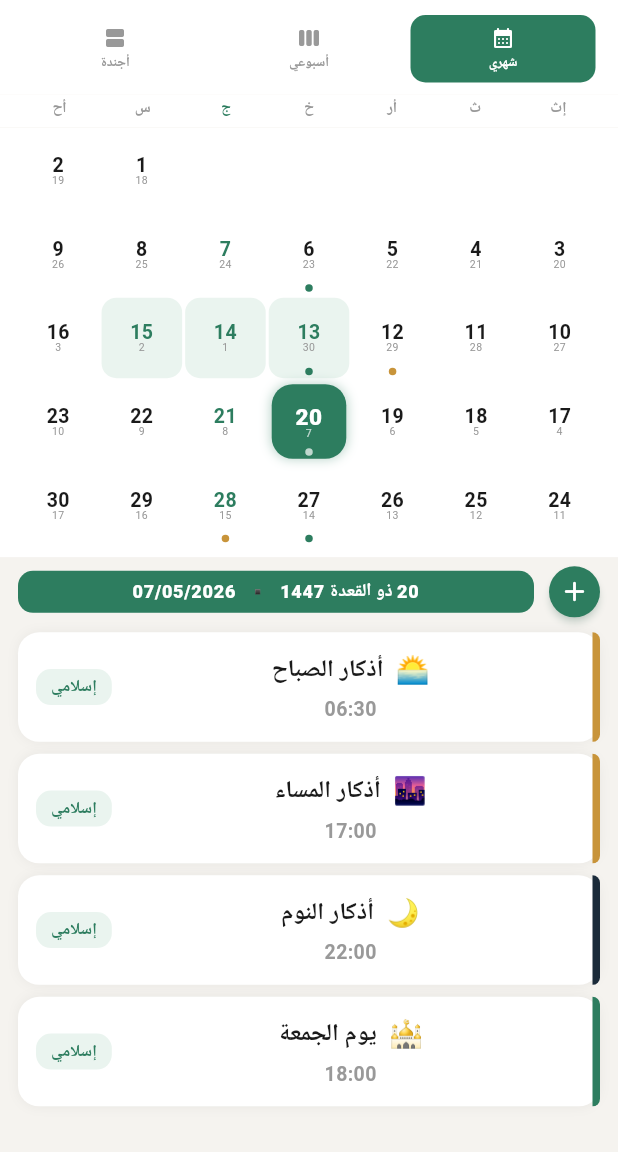
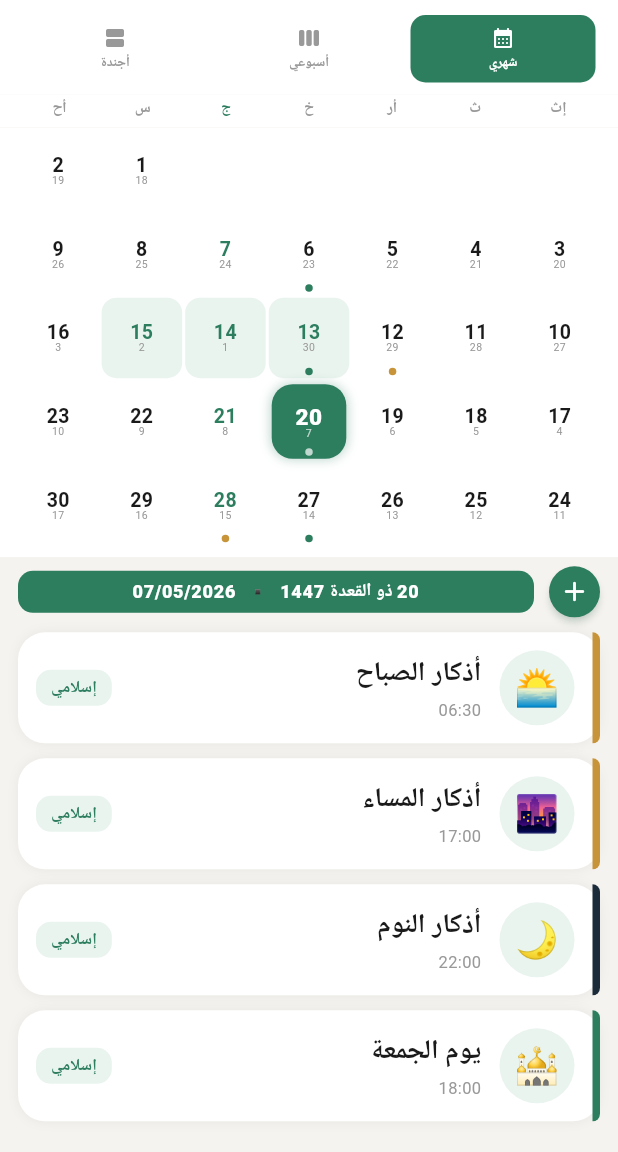
Before and after one commit to ennifimohammed-dotcom/hijri-calandar-8, a Flutter app: the CalendarScreen screen opened directly, on a phone screen of 412 x 824 dp, the part 84-1236 px from its top. Run offline on Flutter 3.47's test engine with Material 3 defaults, Android fonts, the phone set to English and light mode, and no system bars; our stand-ins replace file_picker, flutter_local_notifications, google_fonts, share_plus, shared_preferences, timezone; accounts and stored records are empty; Roboto replaces fonts that are missing (Amiri, Cairo).

Commit message:
Calendar/agenda event cards: premium card design unified with the Islamic events screen
The monthly events list, the weekly day-section events and the
agenda groups all render through _AgendaCard. That widget was
already on the right track (colored bar, title, chip) but did not
quite match the screenshot: the title was Cairo, the emoji floated
inline next to the title, and there was no pale circular icon disc.

Reworked _AgendaCard so every card in the calendar — daily, weekly,
agenda — shares the same premium look as the Islamic events
screen:

  1. Vertical colored leading bar (5 px) at the start edge,
     rounded to match the 18-px card radius.
  2. Pale tinted 50×50 circular emoji disc (background derived
     from the event color: gold→goldPale, red→soft pink,
     blue→bluePale, otherwise greenPale). Falls back to a generic
     emoji (🕌 for Islamic events, 📅 otherwise) when the event
     itself doesn't carry one.
  3. Amiri 18 bold title + Cairo 11 muted time. Title is left-
     aligned (in RTL: right-aligned) and ellipsised on overflow.
  4. Category chip on the trailing edge with the same pale
     background palette and a bold Cairo label.

Card itself: 18-radius rounded box, soft shadow, generous
horizontal/vertical padding around the emoji disc, and 10-px
vertical gap between consecutive cards in both the agenda groups
and the monthly events list (was 8) so the rhythm reads calmer
without piling cards on top of each other.

https://claude.ai/code/session_01SCt5d3yUWrnPkYMz3QEQc9

```diff
--- a/lib/screens/calendar_screen.dart
+++ b/lib/screens/calendar_screen.dart
@@ -666,7 +666,7 @@ class _EventsList extends StatelessWidget {
                     greg = DateTime.now();
                   }
                   return Padding(
-                    padding: const EdgeInsets.only(bottom: 8),
+                    padding: const EdgeInsets.only(bottom: 10),
                     child: _AgendaCard(
                       event: ev,
                       hijri: hijri,
@@ -1569,14 +1569,18 @@ class _AgendaCard extends StatelessWidget {
     return entry[idx];
   }
 
-  Color get _chipBg => event.isIslamic
-      ? AppColors.greenPale
-      : (event.color.value == AppColors.gold.value
-          ? AppColors.goldPale
-          : event.color.value == AppColors.red.value
-              ? const Color(0xFFFDEAEA)
-              : AppColors.bluePale);
-
+  /// Pale-tinted background for the round emoji disc, derived from
+  /// the event color so each card hints at its category at a glance.
+  Color get _iconBg {
+    if (event.isIslamic) return AppColors.greenPale;
+    if (event.color.value == AppColors.gold.value) return AppColors.goldPale;
+    if (event.color.value == AppColors.red.value) return const Color(0xFFFDEAEA);
+    if (event.color.value == AppColors.blue.value) return AppColors.bluePale;
+    if (event.color.value == AppColors.navy.value) return AppColors.bg;
+    return AppColors.greenPale;
+  }
+
+  Color get _chipBg => _iconBg;
   Color get _chipFg => event.isIslamic ? AppColors.green : event.color;
 
   @override
@@ -1592,73 +1596,90 @@ class _AgendaCard extends StatelessWidget {
         p: p,
       ),
       child: Container(
+        // Premium card: rounded 18 radius, soft shadow, generous
+        // breathing room. Same visual language as the Islamic events
+        // screen — colored bar on the start edge, pale circular
+        // emoji disc, calm Amiri title + Cairo time, category chip
+        // on the trailing side.
         decoration: BoxDecoration(
           color: surf,
-          borderRadius: BorderRadius.circular(14),
+          borderRadius: BorderRadius.circular(18),
           boxShadow: [
             BoxShadow(
-                color: Colors.black.withValues(alpha: 0.05), blurRadius: 6),
+              color: Colors.black.withValues(alpha: 0.05),
+              blurRadius: 6,
+            ),
           ],
         ),
         child: IntrinsicHeight(
           child: Row(
             children: [
-              // Leading colored bar — under RTL the start side is the
-              // right edge, which matches the screenshot.
+              // 1. Vertical colored bar — start edge (right in RTL).
               Container(
                 width: 5,
                 decoration: BoxDecoration(
                   color: event.color,
                   borderRadius: const BorderRadiusDirectional.only(
-                    topStart: Radius.circular(14),
-                    bottomStart: Radius.circular(14),
+                    topStart: Radius.circular(18),
+                    bottomStart: Radius.circular(18),
                   ),
                 ),
               ),
-              const SizedBox(width: 12),
+              // 2. Pale circular emoji disc.
+              Padding(
+                padding: const EdgeInsets.symmetric(
+                    horizontal: 12, vertical: 12),
+                child: Container(
+                  width: 50,
+                  height: 50,
+                  decoration: BoxDecoration(
+                    color: _iconBg,
+                    shape: BoxShape.circle,
+                  ),
+                  child: Center(
+                    child: Text(
+                      event.emoji.isNotEmpty
+                          ? event.emoji
+                          : (event.isIslamic ? '🕌' : '📅'),
+                      style: const TextStyle(fontSize: 24),
+                    ),
+                  ),
+                ),
+              ),
+              // 3. Centered title (Amiri) + time (Cairo).
               Expanded(
                 child: Padding(
                   padding: const EdgeInsets.symmetric(vertical: 12),
                   child: Column(
+                    crossAxisAlignment: CrossAxisAlignment.start,
+                    mainAxisAlignment: MainAxisAlignment.center,
                     children: [
-                      Row(
-                        mainAxisAlignment: MainAxisAlignment.center,
-                        children: [
-                          if (event.emoji.isNotEmpty) ...[
-                            Text(event.emoji,
-                                style: const TextStyle(fontSize: 18)),
-                            const SizedBox(width: 8),
-                          ],
-                          Flexible(
-                            child: Text(
-                              event.title(loc),
-                              maxLines: 1,
-                              overflow: TextOverflow.ellipsis,
-                              style: GoogleFonts.cairo(
-                                fontSize: 16,
-                                fontWeight: FontWeight.w700,
-                                color: isDark
-                                    ? AppColors.darkText
-                                    : AppColors.text,
-                              ),
-                            ),
-                          ),
-                        ],
+                      Text(
+                        event.title(loc),
+                        maxLines: 1,
+                        overflow: TextOverflow.ellipsis,
+                        style: GoogleFonts.amiri(
+                          fontSize: 18,
+                          fontWeight: FontWeight.bold,
+                          color:
+                              isDark ? AppColors.darkText : AppColors.text,
+                        ),
                       ),
-                      const SizedBox(height: 4),
+                      const SizedBox(height: 2),
                       Text(
                         _timeLabel(loc),
                         style: GoogleFonts.cairo(
-                          fontSize: 13,
-                          fontWeight: FontWeight.w600,
-                          color: AppColors.text3,
+                          fontSize: 11,
+                          color: isDark
+                              ? AppColors.darkText3
+                              : AppColors.text3,
                         ),
                       ),
                     ],
                   ),
                 ),
               ),
-              const SizedBox(width: 10),
+              // 4. Category pill on trailing edge.
               Padding(
                 padding: const EdgeInsetsDirectional.only(end: 12),
                 child: Container(
@@ -1672,7 +1693,7 @@ class _AgendaCard extends StatelessWidget {
                     _categoryLabel(loc),
                     style: GoogleFonts.cairo(
                       fontSize: 11,
-                      fontWeight: FontWeight.w700,
+                      fontWeight: FontWeight.w800,
                       color: _chipFg,
                     ),
                   ),
@@ -1904,7 +1925,7 @@ class _AgendaGroup extends StatelessWidget {
           const SizedBox(height: 10),
           ...events.map(
             (ev) => Padding(
-              padding: const EdgeInsets.only(bottom: 8),
+              padding: const EdgeInsets.only(bottom: 10),
               child: _AgendaCard(
                 event: ev,
                 hijri: date,
```
